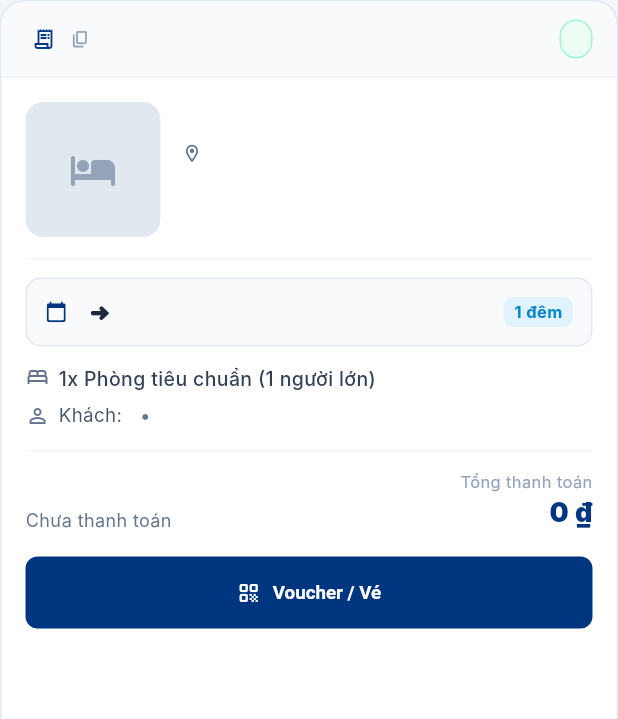
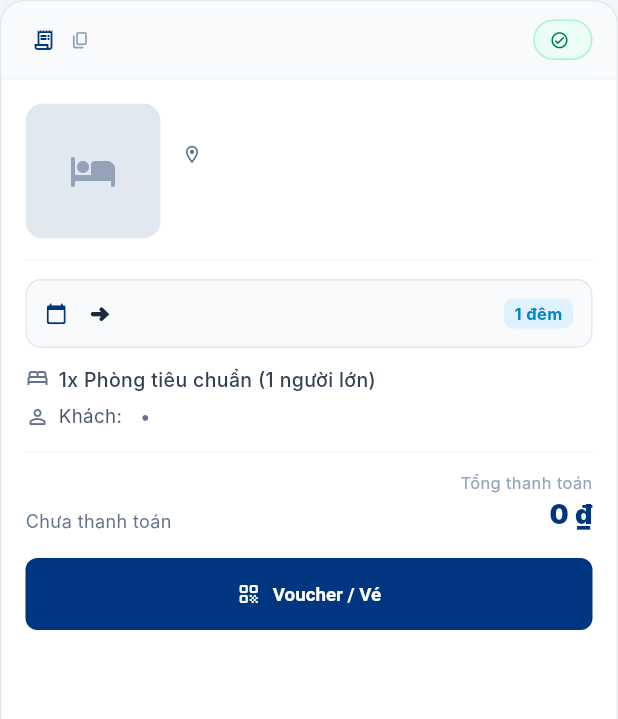
Before and after one commit to HungNQ2005/AVORA_MOBILE_APP, a Flutter app: the BookingCard widget shown alone on an empty page, opened directly with empty values, on a phone screen of 412 x 824 dp. Shown: the top 719 px of the screen. Run offline on Flutter 3.47's test engine with Material 3 defaults, Android fonts, the light colour scheme and no system bars; our stand-ins replace dio, equatable, flutter_riverpod, flutter_secure_storage, go_router; accounts and stored records are empty; network calls fail; Roboto replaces fonts that are missing (Inter).

Commit message:
FIX_BOOKINGLOG_SANHDNP

```diff
--- /dev/null
+++ b/avora_mobile/lib/features/my_booking/data/models/booking_countdown_helper.dart
@@ -0,0 +1,93 @@
+import 'package:equatable/equatable.dart';
+
+/// Kết quả tính toán đếm ngược thời gian giữ chỗ thanh toán 10 phút
+class BookingCountdownResult extends Equatable {
+  final DateTime? deadline;
+  final int remainingMs;
+  final int totalSeconds;
+  final int minutes;
+  final int seconds;
+  final bool expired;
+  final String label;
+
+  const BookingCountdownResult({
+    this.deadline,
+    required this.remainingMs,
+    required this.totalSeconds,
+    required this.minutes,
+    required this.seconds,
+    required this.expired,
+    required this.label,
+  });
+
+  @override
+  List<Object?> get props => [
+        deadline,
+        remainingMs,
+        totalSeconds,
+        minutes,
+        seconds,
+        expired,
+        label,
+      ];
+}
+
+/// Helper tính toán đếm ngược thời gian thanh toán 10 phút cho đơn đặt phòng.
+/// Đồng bộ chuẩn 1:1 với logic `getBookingCountdown` trên bản Web AVORA.
+class BookingCountdownHelper {
+  /// Thời gian chờ thanh toán: 10 phút (tính bằng milliseconds)
+  static const int paymentHoldMs = 10 * 60 * 1000;
+
+  /// Tính deadline thanh toán từ thời điểm tạo đơn
+  static DateTime? getDeadline({String? createdAtStr, DateTime? createdAt}) {
+    DateTime? dt = createdAt;
+    if (dt == null && createdAtStr != null && createdAtStr.trim().isNotEmpty) {
+      String s = createdAtStr.trim();
+      if (s.contains('T') && !s.endsWith('Z') && !RegExp(r'[+-]\d{2}(:\d{2})?$').hasMatch(s)) {
+        s = '${s}Z';
+      }
+      dt = DateTime.tryParse(s);
+    }
+    if (dt == null) return null;
+    return dt.add(const Duration(milliseconds: paymentHoldMs));
+  }
+
+  /// Tính toán đếm ngược thời gian giữ chỗ.
+  static BookingCountdownResult? getCountdown({
+    required String? createdAtStr,
+    required DateTime currentTime,
+    DateTime? createdAt,
+  }) {
+    DateTime? dt = createdAt;
+    if (dt == null && createdAtStr != null && createdAtStr.trim().isNotEmpty) {
+      String s = createdAtStr.trim();
+      if (s.contains('T') && !s.endsWith('Z') && !RegExp(r'[+-]\d{2}(:\d{2})?$').hasMatch(s)) {
+        s = '${s}Z';
+      }
+      dt = DateTime.tryParse(s);
+    }
+    if (dt == null) return null;
+
+    final deadline = dt.toUtc().add(const Duration(milliseconds: paymentHoldMs));
+    final nowUtc = currentTime.toUtc();
+
+    final remainingMs = deadline.difference(nowUtc).inMilliseconds;
+    final clampedRemainingMs = remainingMs > 0 ? remainingMs : 0;
+    final totalSeconds = (clampedRemainingMs / 1000).ceil();
+    final minutes = totalSeconds ~/ 60;
+    final seconds = totalSeconds % 60;
+
+    final label =
+        '${minutes.toString().padLeft(2, '0')}:${seconds.toString().padLeft(2, '0')}';
+
+    return BookingCountdownResult(
+      deadline: deadline.toLocal(),
+      remainingMs: clampedRemainingMs,
+      totalSeconds: totalSeconds,
+      minutes: minutes,
+      seconds: seconds,
+      expired: remainingMs <= 0,
+      label: label,
+    );
+  }
+}
--- a/avora_mobile/lib/features/my_booking/presentation/widgets/booking_card.dart
+++ b/avora_mobile/lib/features/my_booking/presentation/widgets/booking_card.dart
@@ -1,6 +1,8 @@
+import 'dart:async';
 import 'package:flutter/material.dart';
 import 'package:flutter/services.dart';
 import 'package:intl/intl.dart';
+import '../../data/models/booking_countdown_helper.dart';
 import '../../data/models/booking_item_model.dart';
 
 /// Card hiển thị thông tin chi tiết một đơn đặt phòng
@@ -111,10 +113,11 @@ class BookingCard extends StatelessWidget {
                   ),
                 ),
 
-                // Badge trạng thái
+                // Badge trạng thái kèm bộ đếm ngược
                 _StatusBadge(
                   statusName: booking.statusName,
                   variant: booking.statusBadgeVariant,
+                  createdAt: booking.createdAt,
                 ),
               ],
             ),
@@ -611,15 +614,62 @@ class BookingCard extends StatelessWidget {
   }
 }
 
-/// Widget hiển thị huy hiệu trạng thái đơn đặt phòng
-class _StatusBadge extends StatelessWidget {
+/// Widget hiển thị huy hiệu trạng thái đơn đặt phòng kèm bộ đếm ngược 10 phút (nếu đang chờ thanh toán)
+class _StatusBadge extends StatefulWidget {
   final String statusName;
   final String variant;
+  final String? createdAt;
 
   const _StatusBadge({
     required this.statusName,
     required this.variant,
+    this.createdAt,
   });
+
+  @override
+  State<_StatusBadge> createState() => _StatusBadgeState();
+}
+
+class _StatusBadgeState extends State<_StatusBadge> {
+  Timer? _timer;
+  DateTime _now = DateTime.now();
+
+  bool get _isPending =>
+      widget.variant == 'amber' || widget.variant == 'pending';
+
+  @override
+  void initState() {
+    super.initState();
+    _startTimerIfNeeded();
+  }
+
+  @override
+  void didUpdateWidget(covariant _StatusBadge oldWidget) {
+    super.didUpdateWidget(oldWidget);
+    if (oldWidget.createdAt != widget.createdAt ||
+        oldWidget.variant != widget.variant) {
+      _startTimerIfNeeded();
+    }
+  }
+
+  void _startTimerIfNeeded() {
+    _timer?.cancel();
+    _timer = null;
+    if (_isPending && widget.createdAt != null && widget.createdAt!.isNotEmpty) {
+      _timer = Timer.periodic(const Duration(seconds: 1), (_) {
+        if (!mounted) return;
+        setState(() {
+          _now = DateTime.now();
+        });
+      });
+    }
+  }
+
+  @override
+  void dispose() {
+    _timer?.cancel();
+    super.dispose();
+  }
 
   @override
   Widget build(BuildContext context) {
@@ -627,7 +677,22 @@ class _StatusBadge extends StatelessWidget {
     Color fg;
     Color border;
 
-    switch (variant) {
+    BookingCountdownResult? countdown;
+    if (_isPending && widget.createdAt != null && widget.createdAt!.isNotEmpty) {
+      countdown = BookingCountdownHelper.getCountdown(
+        createdAtStr: widget.createdAt,
+        currentTime: _now,
+      );
+    }
+
+    final isExpired = countdown != null && countdown.expired;
+
+    if (isExpired) {
+      bg = const Color(0xFFFEF2F2);
+      fg = const Color(0xFFDC2626);
+      border = const Color(0xFFFECACA);
+    } else {
+      switch (widget.variant) {
         case 'amber':
         case 'pending':
           bg = const Color(0xFFFFFBEB);
@@ -652,22 +717,59 @@ class _StatusBadge extends StatelessWidget {
           border = const Color(0xFFA7F3D0);
           break;
       }
+    }
+
+    final iconData = isExpired
+        ? Icons.error_outline_rounded
+        : (_isPending
+            ? Icons.access_time_rounded
+            : (widget.variant == 'cancelled'
+                ? Icons.cancel_outlined
+                : Icons.check_circle_outline_rounded));
 
     return Container(
-      padding: const EdgeInsets.symmetric(horizontal: 10, vertical: 4),
+      padding: const EdgeInsets.symmetric(horizontal: 10, vertical: 4.5),
       decoration: BoxDecoration(
         color: bg,
         borderRadius: BorderRadius.circular(20),
         border: Border.all(color: border),
       ),
-      child: Text(
-        statusName,
+      child: Row(
+        mainAxisSize: MainAxisSize.min,
+        children: [
+          Icon(
+            iconData,
+            size: 13,
+            color: fg,
+          ),
+          const SizedBox(width: 4.5),
+          Text(
+            isExpired ? 'Hết hạn thanh toán' : widget.statusName,
             style: TextStyle(
               color: fg,
               fontSize: 11.5,
               fontWeight: FontWeight.bold,
             ),
           ),
+          if (countdown != null && !countdown.expired) ...[
+            Container(
+              height: 12,
+              width: 1,
+              margin: const EdgeInsets.symmetric(horizontal: 6),
+              color: fg.withOpacity(0.35),
+            ),
+            Text(
+              countdown.label,
+              style: TextStyle(
+                color: fg,
+                fontSize: 12,
+                fontWeight: FontWeight.w800,
+                letterSpacing: 0.3,
+              ),
+            ),
+          ],
+        ],
+      ),
     );
   }
 }
```
Lines whose indentation alone changed are shown as unchanged.
